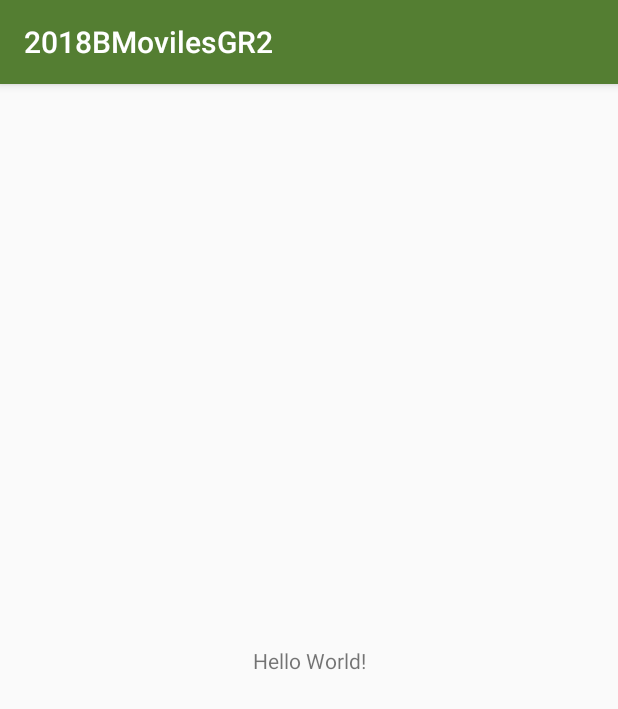
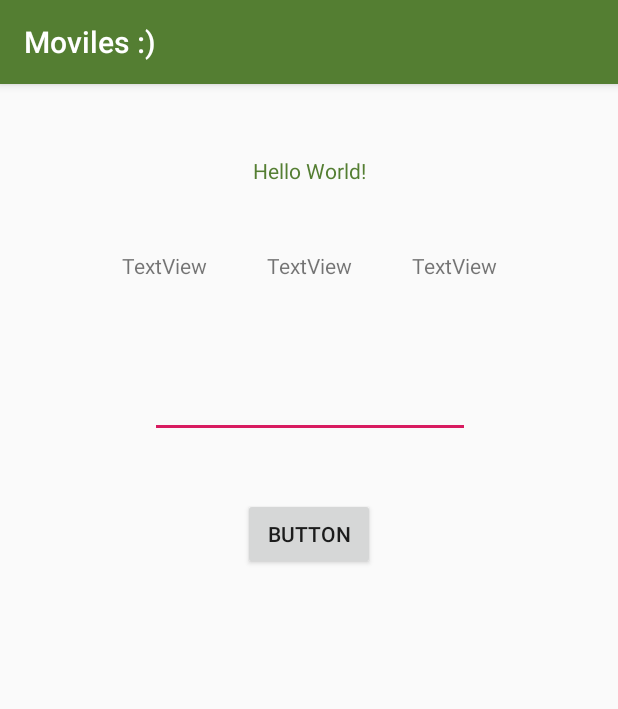
Before and after one commit to 2018-B-GR2-AplicacionesMoviles/dutan-salas-jossue-andres, an Android app: the screen it shows after launch (MainActivity), on a phone screen of 412 x 824 dp. Shown: the top 709 px of the screen. Run offline under Robolectric (Android 15) with nearby library versions, the phone set to English and light mode, and no system bars.

Commit message:
Boton de navegar (intent)

```diff
--- a/02-Android/app/build.gradle
+++ b/02-Android/app/build.gradle
@@ -24,7 +24,7 @@ android {
 
 dependencies {
     implementation fileTree(dir: 'libs', include: ['*.jar'])
-    implementation"org.jetbrains.kotlin:kotlin-stdlib-jdk7:$kotlin_version"
+    implementation "org.jetbrains.kotlin:kotlin-stdlib-jdk7:$kotlin_version"
     implementation 'com.android.support:appcompat-v7:28.0.0'
     implementation 'com.android.support.constraint:constraint-layout:1.1.3'
     testImplementation 'junit:junit:4.12'
--- a/02-Android/app/src/main/AndroidManifest.xml
+++ b/02-Android/app/src/main/AndroidManifest.xml
@@ -16,6 +16,8 @@
                 <category android:name="android.intent.category.LAUNCHER"/>
             </intent-filter>
         </activity>
+        <activity android:name=".ButtonActivity">
+        </activity>
     </application>
 
 </manifest>
--- a/02-Android/app/src/main/java/com/example/jossue/a2018bmovilesgr2/MainActivity.kt
+++ b/02-Android/app/src/main/java/com/example/jossue/a2018bmovilesgr2/MainActivity.kt
@@ -1,12 +1,32 @@
 package com.example.jossue.a2018bmovilesgr2
 
+import android.content.Intent
 import android.support.v7.app.AppCompatActivity
 import android.os.Bundle
+import android.util.Log
+import kotlinx.android.synthetic.main.activity_main.*
 
 class MainActivity : AppCompatActivity() {
 
     override fun onCreate(savedInstanceState: Bundle?) {
         super.onCreate(savedInstanceState)
         setContentView(R.layout.activity_main)
+
+        boton_navegar.setOnClickListener {
+            //            Log.i("navegacion","Hola")
+//            Log.w("navegacion","Hola")
+//            Log.e("navegacion","Hola")
+//            Log.d("navegacion","Hola")
+//            Log.v("navegacion","Hola")
+//
+            irAPantallaDeBotones()
+        }
+
+    }
+
+    fun irAPantallaDeBotones() {
+        //INTENT
+        val intentIrABotones = Intent(this,ButtonActivity::class.java)
+        this.startActivity(intentIrABotones)
     }
 }
--- a/02-Android/app/src/main/res/layout/activity_main.xml
+++ b/02-Android/app/src/main/res/layout/activity_main.xml
@@ -9,11 +9,51 @@
 
     <TextView
             android:layout_width="wrap_content"
+            android:layout_height="23dp"
+            android:text="@string/textoPrincipal"
+            android:textColor="@color/colorGreen"
+            app:layout_constraintStart_toStartOf="parent"
+            android:layout_marginStart="8dp" app:layout_constraintEnd_toEndOf="parent" android:layout_marginEnd="8dp"
+            app:layout_constraintHorizontal_bias="0.502" android:layout_marginTop="48dp"
+            app:layout_constraintTop_toTopOf="parent" android:id="@+id/textView2"/>
+    <TextView
+            android:text="TextView"
+            android:layout_width="wrap_content"
             android:layout_height="wrap_content"
-            android:text="Hello World!"
-            app:layout_constraintBottom_toBottomOf="parent"
-            app:layout_constraintLeft_toLeftOf="parent"
-            app:layout_constraintRight_toRightOf="parent"
-            app:layout_constraintTop_toTopOf="parent"/>
+            android:id="@+id/textView"
+            app:layout_constraintTop_toBottomOf="@+id/textView2" android:layout_marginTop="40dp"
+            app:layout_constraintStart_toStartOf="@+id/textView2" app:layout_constraintEnd_toEndOf="@+id/textView2"/>
+    <TextView
+            android:text="TextView"
+            android:layout_width="wrap_content"
+            android:layout_height="wrap_content"
+            android:id="@+id/textView3"
+            app:layout_constraintBottom_toBottomOf="@+id/textView" app:layout_constraintTop_toTopOf="@+id/textView"
+            app:layout_constraintStart_toEndOf="@+id/textView" android:layout_marginStart="40dp"
+            app:layout_constraintVertical_bias="0.0"/>
+    <TextView
+            android:text="TextView"
+            android:layout_width="wrap_content"
+            android:layout_height="wrap_content"
+            android:id="@+id/textView4"
+            app:layout_constraintTop_toTopOf="@+id/textView" app:layout_constraintBottom_toBottomOf="@+id/textView"
+            app:layout_constraintEnd_toStartOf="@+id/textView" android:layout_marginEnd="40dp"
+            app:layout_constraintVertical_bias="0.0"/>
+    <EditText
+            android:layout_width="wrap_content"
+            android:layout_height="wrap_content"
+            android:inputType="numberPassword"
+            android:ems="10"
+            android:id="@+id/editText" android:layout_marginTop="60dp"
+            app:layout_constraintTop_toBottomOf="@+id/textView" android:layout_marginStart="8dp"
+            app:layout_constraintStart_toStartOf="@+id/textView4" android:layout_marginEnd="8dp"
+            app:layout_constraintEnd_toEndOf="@+id/textView3"/>
+    <Button
+            android:text="Button"
+            android:layout_width="wrap_content"
+            android:layout_height="wrap_content"
+            android:id="@+id/boton_navegar" app:layout_constraintEnd_toEndOf="@+id/editText"
+            app:layout_constraintStart_toStartOf="@+id/editText" android:layout_marginTop="40dp"
+            app:layout_constraintTop_toBottomOf="@+id/editText" app:layout_constraintHorizontal_bias="0.496"/>
 
 </android.support.constraint.ConstraintLayout>
--- /dev/null
+++ b/02-Android/app/src/main/res/values-es-rEC-land/texto.xml
@@ -0,0 +1,4 @@
+<?xml version="1.0" encoding="utf-8"?>
+<resources>
+    <string name="textoPrincipal">Hola Mundo!</string>
+</resources>
--- /dev/null
+++ b/02-Android/app/src/main/res/values-es-rEC-port/texto.xml
@@ -0,0 +1,4 @@
+<?xml version="1.0" encoding="utf-8"?>
+<resources>
+    <string name="textoPrincipal">Que masfff!</string>
+</resources>
--- a/02-Android/app/src/main/res/values/strings.xml
+++ b/02-Android/app/src/main/res/values/strings.xml
@@ -1,3 +1,3 @@
 <resources>
-    <string name="app_name">2018BMovilesGR2</string>
+    <string name="app_name">Moviles :)</string>
 </resources>
--- /dev/null
+++ b/02-Android/app/src/main/res/values/texto.xml
@@ -0,0 +1,4 @@
+<?xml version="1.0" encoding="utf-8"?>
+<resources>
+    <string name="textoPrincipal">Hello World!</string>
+</resources>
```
Also changed, not shown: 02-Android/app/src/main/java/com/example/jossue/a2018bmovilesgr2/ButtonActivity.kt (added, +12 -0 lines), 02-Android/app/src/main/res/layout/activity_button.xml (added, +10 -0 lines).
